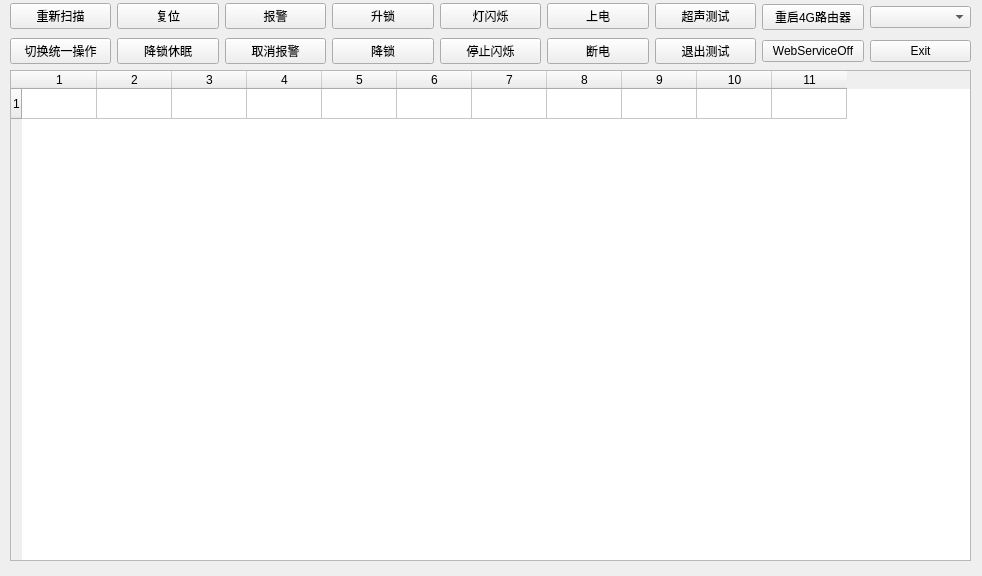
First picture: the form in Ui_Form.ui, repository yuqiancha/WWTFrontServer_Camera, before the edit.
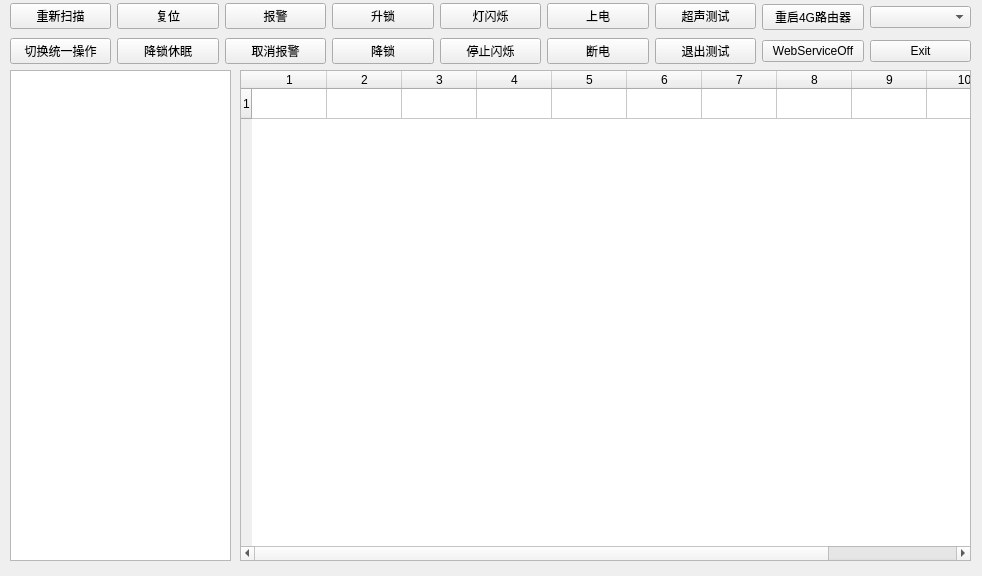
Second picture: the form after the edit.

The edit to the form file:
```diff
--- a/Ui_Form.ui
+++ b/Ui_Form.ui
@@ -19,9 +19,9 @@
    </property>
    <property name="geometry">
     <rect>
-     <x>10</x>
+     <x>240</x>
      <y>70</y>
-     <width>961</width>
+     <width>731</width>
      <height>491</height>
     </rect>
    </property>
@@ -235,6 +235,16 @@
     </item>
    </layout>
   </widget>
+  <widget class="QTextBrowser" name="textBrowser_Cam">
+   <property name="geometry">
+    <rect>
+     <x>10</x>
+     <y>70</y>
+     <width>221</width>
+     <height>491</height>
+    </rect>
+   </property>
+  </widget>
  </widget>
  <resources/>
  <connections/>
```
